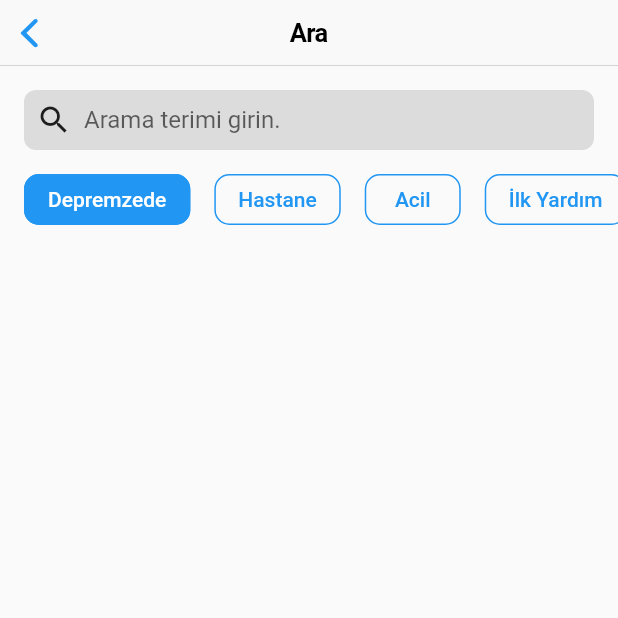
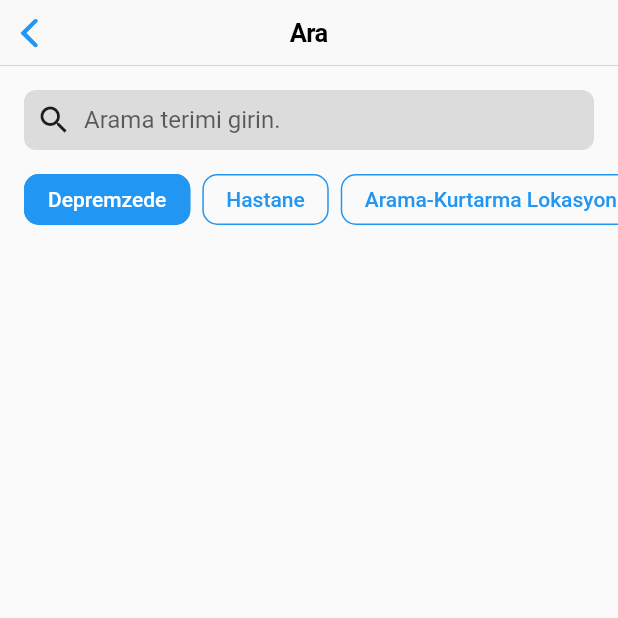
Before and after one commit to beyzanurcoban/ELEC491-EarthquakeApp, a Flutter app: the SearchPage screen opened directly, on a phone screen of 412 x 824 dp, the top half of it. Run offline on Flutter 3.47's test engine with Material 2 defaults, Android fonts, the phone set to English and light mode, and no system bars; our stand-ins replace cloud_firestore, firebase_core, flutter_secure_storage; missing offline and left inert: dart:ffi, nfc_manager; accounts and stored records are empty.

Commit message:
[✅] search done.

```diff
--- a/ui/lib/HomePage.dart
+++ b/ui/lib/HomePage.dart
@@ -60,15 +60,15 @@ class _HomePageState extends State<HomePage> {
             "ELEC491 NFC Takip",
           ),
           automaticallyImplyLeading: false,
-          trailing: IconButton(
+          trailing: CupertinoButton(
             onPressed: () {
               Navigator.push<String>(
                 context,
                 MaterialPageRoute(builder: (context) => const SearchPage()),
               );
             },
-            icon: const Icon(
-              Icons.search,
+            child: const Icon(
+              CupertinoIcons.search,
               color: Colors.blue,
             ),
           ),
--- a/ui/lib/SearchPage.dart
+++ b/ui/lib/SearchPage.dart
@@ -1,6 +1,8 @@
 import 'package:cloud_firestore/cloud_firestore.dart';
 import 'package:flutter/cupertino.dart';
 import 'package:flutter/material.dart';
+
+import 'SurvivorReadPage.dart';
 
 class SearchPage extends StatefulWidget {
 
@@ -11,6 +13,8 @@ class SearchPage extends StatefulWidget {
 }
 
 class _SearchPageState extends State<SearchPage> {
+  bool _isLoading = false;
+
   final Color _selectedBoxColor = Colors.blue;
   final Color _unselectedBoxColor = Colors.transparent;
 
@@ -19,7 +23,7 @@ class _SearchPageState extends State<SearchPage> {
 
   final TextEditingController _searchTermInputController = TextEditingController();
 
-  List<String> _queryResults = <String>[];
+  List<Map<String, dynamic>> _queryResults = <Map<String, dynamic>>[];
 
   final Map<String, String> _tables = {
     'victim': 'Depremzede',
@@ -27,9 +31,17 @@ class _SearchPageState extends State<SearchPage> {
     'er': 'Acil',
     'firstaid': 'İlk Yardım',
     'morgue': 'Morg',
-    'rescue': 'Arama-Kurtarma',
-    'ambulance': 'Ambulans',
+    'rescue': 'Arama-Kurtarma Lokasyonu',
+    'burial': 'Defin'
   };
+
+  final Map<String, List<String>> _tableToListOfTables = {
+    'victim': ['victim'],
+    'clinic': ['clinic', 'er', 'firstaid', 'morgue'],
+    'rescue': ['rescue'],
+    'burial': ['burial'],
+  };
+
 
   String _selectedTable = '';
 
@@ -55,7 +67,7 @@ class _SearchPageState extends State<SearchPage> {
           "Ara",
         ),
       ),
-      body: SingleChildScrollView(
+      body: SafeArea(
         child: Column(
           children: [
             Padding(
@@ -85,9 +97,41 @@ class _SearchPageState extends State<SearchPage> {
                               ),
                               textInputAction: TextInputAction.search,
                               onSubmitted: (searchTerm) {
+                                setState(() {
+                                  _isLoading = true;
+                                });
                                 searchAndDisplay(searchTerm);
                               },
                             ),
+                          ),
+                          const Padding(padding: EdgeInsets.only(left: 8.0)),
+                          Column(
+                            mainAxisAlignment: MainAxisAlignment.center,
+                            children: [
+                              Center(
+                                child: Visibility(
+                                  visible: _isLoading,
+                                  child: Padding(
+                                    padding: const EdgeInsets.all(5.0),
+                                    child: Column(
+                                      mainAxisAlignment: MainAxisAlignment.spaceEvenly,
+                                      crossAxisAlignment: CrossAxisAlignment.center,
+                                      children: const [
+                                        Center(
+                                          child: SizedBox(
+                                            height: 14,
+                                            width: 14,
+                                            child: CircularProgressIndicator(
+                                              strokeWidth: 2.0,
+                                            ),
+                                          ),
+                                        ),
+                                      ],
+                                    ),
+                                  ),
+                                ),
+                              ),
+                            ],
                           ),
                         ],
                       ),
@@ -101,15 +145,16 @@ class _SearchPageState extends State<SearchPage> {
               crossAxisAlignment: CrossAxisAlignment.stretch,
               children: [
                 SizedBox(
-                  height: 50, // adjust the height as needed
+                  height: 34, // adjust the height as needed
                   child: ListView.builder(
+                    padding: const EdgeInsets.only(left: 8.0, right: 16.0),
                     scrollDirection: Axis.horizontal,
-                    itemCount: _tables.length,
+                    itemCount: _tableToListOfTables.length,
                     itemBuilder: (context, index) {
-                      final key = _tables.keys.elementAt(index);
-                      final value = _tables.values.elementAt(index);
+                      final key = _tableToListOfTables.keys.elementAt(index);
+                      final value = _tables[key];
                       return Padding(
-                        padding: const EdgeInsets.only(bottom: 16.0, left: 16.0),
+                        padding: const EdgeInsets.only(left: 8.0,),
                         child: OutlinedButton(
                           onPressed: () {
                             setState(() {
@@ -127,7 +172,7 @@ class _SearchPageState extends State<SearchPage> {
                             ),
                           ),
                           child: Text(
-                            value,
+                            value ?? 'Bulunamadı',
                             style: TextStyle(
                               color: _selectedTable == key ? _selectedTextColor : _unselectedTextColor,
                             ),
@@ -139,29 +184,66 @@ class _SearchPageState extends State<SearchPage> {
                 ),
               ],
             ),
-            Padding(
+            Expanded(
+              child: Padding(
                 padding: const EdgeInsets.all(16.0),
-              child: Column(
-                mainAxisAlignment: MainAxisAlignment.start,
-                crossAxisAlignment: CrossAxisAlignment.stretch,
-                children: [
-                  SizedBox(
-                    height: 50, // adjust the height as needed
                 child: ListView.builder(
-                      scrollDirection: Axis.horizontal,
+                  scrollDirection: Axis.vertical,
                   itemCount: _queryResults.length,
                   itemBuilder: (context, index) {
                     final queryResult = _queryResults.elementAt(index);
                     return Padding(
-                          padding: const EdgeInsets.only(bottom: 16.0, left: 16.0),
-                          child: Text(
-                            queryResult,
+                      padding: const EdgeInsets.only(bottom: 8.0),
+                      child: ElevatedButton(
+                        style: ElevatedButton.styleFrom(
+                          backgroundColor: Colors.white,
+                        ),
+                        onPressed: () {
+                          Navigator.push<String>(
+                            context,
+                            MaterialPageRoute(builder: (context) => SurvivorReadPage(ndefUID: queryResult['ndefUID'],)),
+                          );
+                        },
+                        child: Padding(
+                          padding: const EdgeInsets.only(top: 8.0, bottom: 8.0),
+                          child: Column(
+                            mainAxisAlignment: MainAxisAlignment.spaceEvenly,
+                            crossAxisAlignment: CrossAxisAlignment.stretch,
+                            children: [
+                              Text(
+                                '${queryResult['victim_name']} ${queryResult['victim_surname']}',
+                                style: const TextStyle(
+                                  color: Colors.black87,
+                                  fontSize: 16.0,
+                                  fontWeight: FontWeight.w700,
+                                ),
+                              ),
+                              const Padding(padding: EdgeInsets.only(bottom: 4.0)),
+                              Text(
+                                '${queryResult['province'] ?? 'İlçe Bilgisi Yok'}, ${queryResult['city'] ?? 'İl Bilgisi Yok'}',
+                                style: const TextStyle(
+                                    color: Colors.black54,
+                                ),
+                              ),
+                              Text(
+                                'Hastane: ${queryResult['hospital_name']  ?? 'Girilmemiş'}',
+                                style: const TextStyle(
+                                  color: Colors.black54,
+                                ),
+                              ),
+                              Text(
+                                'Defin: ${queryResult['graveyard_name'] ?? 'Girilmemiş'}',
+                                style: const TextStyle(
+                                  color: Colors.black54,
+                                ),
+                              ),
+                            ],
+                          ),
+                        ),
                       )
                     );
                   },
                 ),
-                  ),
-                ],
               ),
             ),
           ],
@@ -171,14 +253,58 @@ class _SearchPageState extends State<SearchPage> {
   }
 
   Future<void> searchAndDisplay(String searchTerm) async {
-    final docRefs = await db.collection(_selectedTable).get();
-    final docs = docRefs.docs.where((doc) => doc.data().containsValue(searchTerm));
 
     setState(() {
       _queryResults.clear();
+    });
+
+    for (String table in _tableToListOfTables[_selectedTable] ?? ['victim']) {
+      var docRefs = await db.collection(table).get();
+      var docs = docRefs.docs.where((doc) => doc.data().values.any((value) => value.toString().contains(searchTerm)));
+
       for (var element in docs) {
-        _queryResults.add(element.data().toString());
+        String ndefUID = element.id.toString();
+
+        Map<String, dynamic> completeQuery = {};
+
+        completeQuery['ndefUID'] = ndefUID;
+
+        var victimDocRef = db.collection('victim').doc(ndefUID);
+        var victimDocSnap = await victimDocRef.get();
+
+        completeQuery['victim_name'] = victimDocSnap.data()?['victim_name'];
+        completeQuery['victim_surname'] = victimDocSnap.data()?['victim_surname'];
+
+        for (var table in _tableToListOfTables['clinic'] ?? ['clinic']) {
+          var docRef = db.collection(table).doc(ndefUID);
+          var docSnap = await docRef.get();
+
+          if (docSnap.exists && docSnap.data()?['hospital_name'] != null) {
+            completeQuery['hospital_name'] = docSnap.data()?['hospital_name'];
+          }
+        }
+
+        var rescueDocRef = db.collection('rescue').doc(ndefUID);
+        var rescueDocSnap = await rescueDocRef.get();
+
+        completeQuery['province'] = rescueDocSnap.data()?['province'];
+        completeQuery['city'] = rescueDocSnap.data()?['city'];
+
+        var burialDocRef = db.collection('burial').doc(ndefUID);
+        var burialDocSnap = await burialDocRef.get();
+
+        completeQuery['graveyard_name'] = burialDocSnap.data()?['graveyard_name'];
+
+        setState(() {
+          if (!_queryResults.contains(completeQuery)) {
+            _queryResults.add(completeQuery);
           }
         });
       }
     }
+
+    setState(() {
+      _isLoading = false;
+    });
+  }
+}
```
Lines whose indentation alone changed are shown as unchanged.
